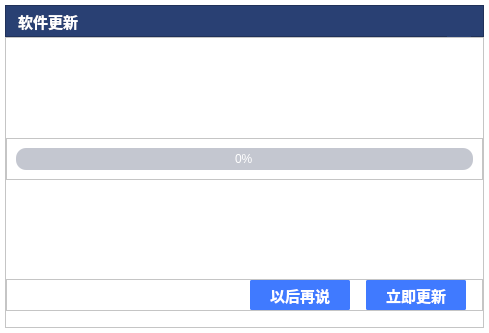
This is updatesoftwaredialog.ui in ZhouMei20220810/TEST as Qt 5 draws it before an edit. The edited form follows.
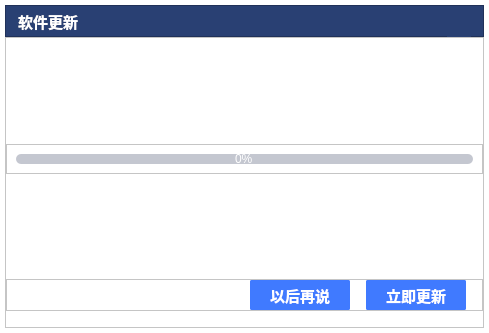
This is the edited form. Icons and pictures are not drawn.

Commit message: 限制进度条高度

The edit to the form file:
```diff
--- a/updatesoftwaredialog.ui
+++ b/updatesoftwaredialog.ui
@@ -411,13 +411,19 @@
         <layout class="QHBoxLayout" name="horizontalLayout_3">
          <item>
           <widget class="QProgressBar" name="progressBar">
+           <property name="maximumSize">
+            <size>
+             <width>16777215</width>
+             <height>10</height>
+            </size>
+           </property>
            <property name="styleSheet">
             <string notr="true">QProgressBar{text-align: center;color:#FFFFFF;
                                      background-color: #FFC4C7D0;
                                      border: 0px solid #FFC4C7D0;
-                                     border-radius: 10px;}
+                                     border-radius: 5px;}
 QProgressBar::chunk{background-color: #FF407AFF;
-                                     border-radius: 10px;}</string>
+                                     border-radius: 5px;}</string>
            </property>
            <property name="value">
             <number>0</number>
```
